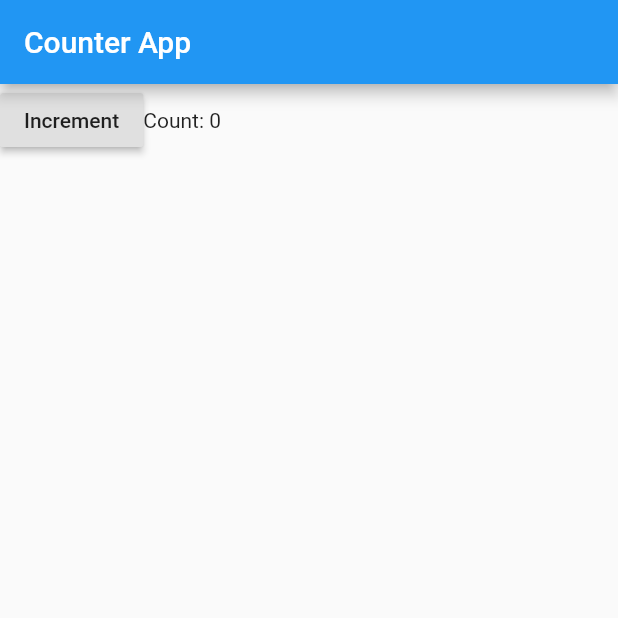
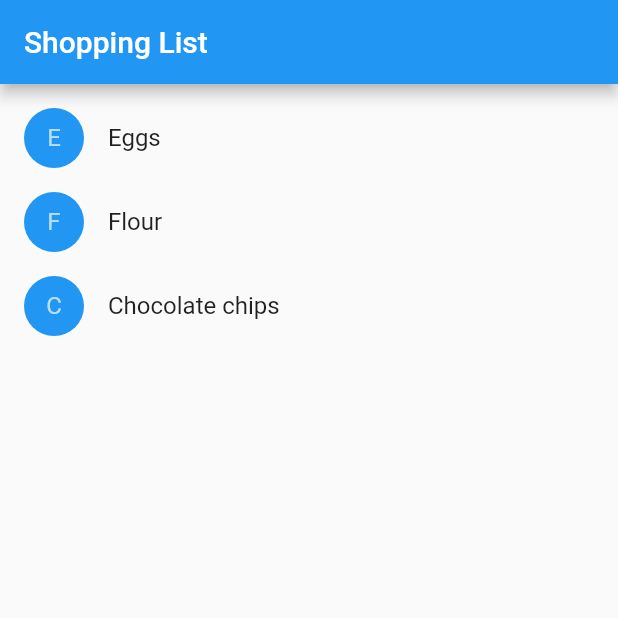
Before and after one commit to vaughan189/flutter-learning, a Flutter app: the screen it shows after launch, on a phone screen of 412 x 824 dp, the top half of it. Run offline on Flutter 3.47's test engine with Material 2 defaults, Android fonts, the light colour scheme and no system bars.

Commit message:
Introduction to widgets

```diff
--- a/sample_app/lib/main.dart
+++ b/sample_app/lib/main.dart
@@ -1,66 +1,99 @@
 import 'package:flutter/material.dart';
 
-void main() => runApp(MyApp());
+class ShoppingList extends StatefulWidget {
 
-class MyApp extends StatelessWidget {
+  ShoppingList({Key key, this.products}) : super(key: key);
+
+  final List<Product> products;
+
+  @override
+  _ShoppingListState createState() => _ShoppingListState();
+}
+
+class _ShoppingListState extends State<ShoppingList> {
+  Set<Product> _shoppingCart = Set<Product>();
+
+  void _handleCartChanged(Product product, bool inCart) {
+    setState(() {
+      if (!inCart)
+        _shoppingCart.add(product);
+      else
+        _shoppingCart.remove(product);
+    });
+  }
+
   @override
   Widget build(BuildContext context) {
-    return MaterialApp(
-      title: 'Welcome to Flutter',
-      home: Scaffold(
-        appBar: AppBar(
-          title: Text('Counter App'),
-        ),
-        body: Counter(),
+    return Scaffold(
+      appBar: AppBar(
+        title: Text('Shopping List'),
+      ),
+      body: ListView(
+        padding: EdgeInsets.symmetric(vertical: 8.0),
+        children: widget.products.map((Product product) {
+          return ShoppingListItem(
+            product: product,
+            inCart: _shoppingCart.contains(product),
+            onCartChanged: _handleCartChanged,
+          );
+        }).toList(),
       ),
     );
   }
 }
 
-class CounterDisplay extends StatelessWidget {
-  CounterDisplay({this.count});
-
-  final int count;
-
-  @override
-  Widget build(BuildContext context) {
-    return Text('Count: $count');
-  }
+void main() {
+  runApp(MaterialApp(
+    title: 'Shopping App',
+    home: ShoppingList(
+      products: <Product>[
+        Product(name: 'Eggs'),
+        Product(name: 'Flour'),
+        Product(name: 'Chocolate chips'),
+      ],
+    ),
+  ));
 }
 
-class CounterIncrementor extends StatelessWidget {
-  CounterIncrementor({this.onPressed});
-
-  final VoidCallback onPressed;
-
-  @override
-  Widget build(BuildContext context) {
-    return RaisedButton(
-      onPressed: onPressed,
-      child: Text('Increment'),
-    );
-  }
+class Product {
+  const Product({this.name});
+  final String name;
 }
 
-class Counter extends StatefulWidget {
-  @override
-  _CounterState createState() => _CounterState();
-}
+typedef void CartChangedCallback(Product product, bool inCart);
 
-class _CounterState extends State<Counter> {
-  int _counter = 0;
+class ShoppingListItem extends StatelessWidget {
+  ShoppingListItem({this.product, this.inCart, this.onCartChanged})
+      : super(key: ObjectKey(product));
 
-  void _increment() {
-    setState(() {
-      ++_counter;
-    });
+  final Product product;
+  final bool inCart;
+  final CartChangedCallback onCartChanged;
+
+  Color _getColor(BuildContext context) {
+    return inCart ? Colors.black54 : Theme.of(context).primaryColor;
+  }
+
+  TextStyle _getTextStyle(BuildContext context) {
+    if (!inCart) return null;
+
+    return TextStyle(
+      color: Colors.black54,
+      decoration: TextDecoration.lineThrough,
+    );
   }
 
   @override
   Widget build(BuildContext context) {
-    return Row(children: <Widget>[
-      CounterIncrementor(onPressed: _increment),
-      CounterDisplay(count: _counter),
-    ]);
+    return ListTile(
+      onTap: () {
+        onCartChanged(product, inCart);
+      },
+      leading: CircleAvatar(
+        backgroundColor: _getColor(context),
+        child: Text(product.name[0]),
+      ),
+      title: Text(product.name, style: _getTextStyle(context)),
+    );
   }
 }
```
